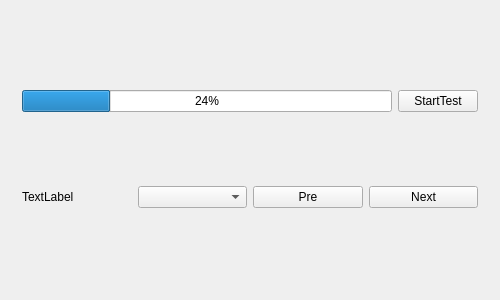
wanywhn/DNSTester, file src/mainwindow.ui: the form before one commit.
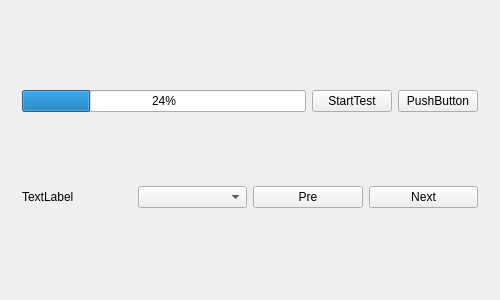
The form after the commit.

Commit message: 完成在线获取数据

What changed in the file:
```diff
--- a/src/mainwindow.ui
+++ b/src/mainwindow.ui
@@ -95,6 +95,13 @@
               </property>
              </widget>
             </item>
+            <item>
+             <widget class="QPushButton" name="update_DNS_List">
+              <property name="text">
+               <string>PushButton</string>
+              </property>
+             </widget>
+            </item>
            </layout>
           </item>
           <item>
```
The commit also changes 2 other files.
